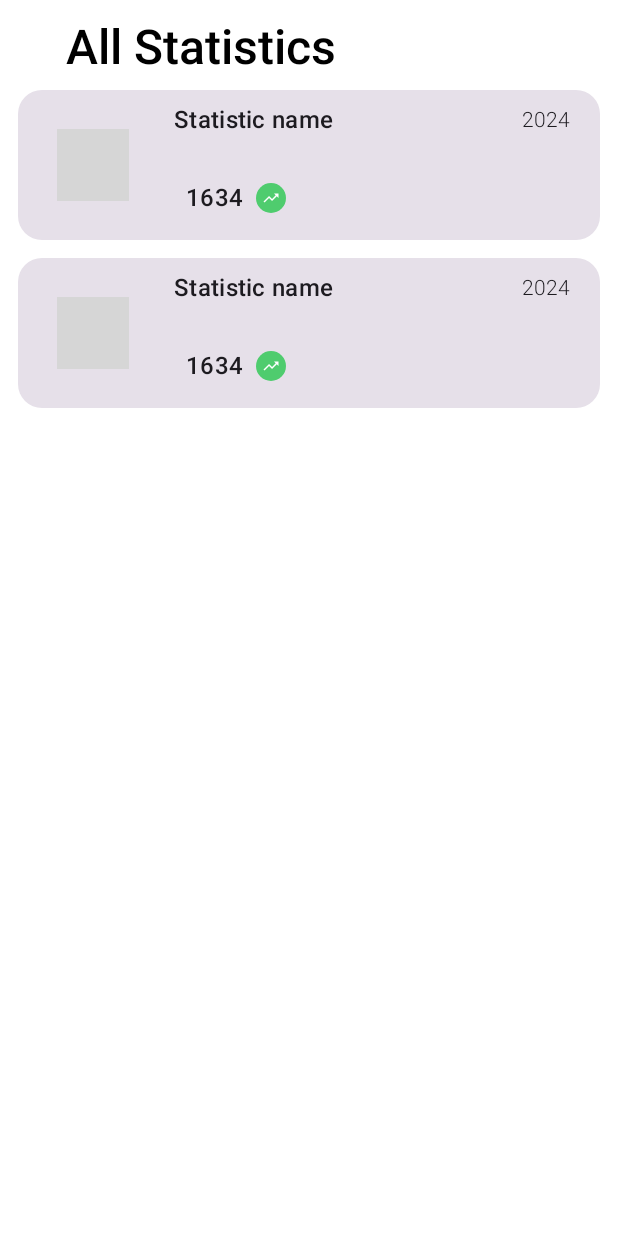
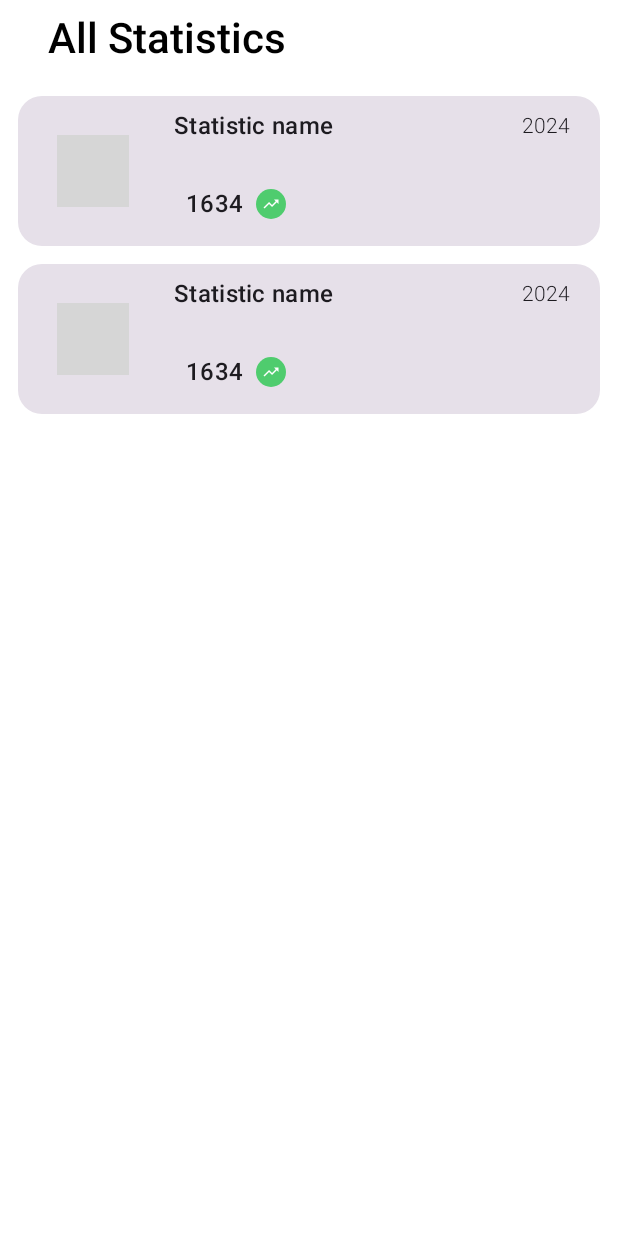
Before and after one commit to jcayot/Planou, an Android app built with Jetpack Compose: the @Preview function HomeStatisticsAllStatisticsListPreview, on a phone screen of 412 x 824 dp. Run offline under Robolectric (Android 15) with nearby library versions, the phone set to English and light mode, and no system bars; libraries missing offline, so code that uses them is left out: com.patrykandpatrick.vico; 3 statements that could not run were skipped; grey boxes are pictures that could not be loaded.

Commit message:
UI: Update StatisticsHomeTab UI and adjust DailyTemporalStatistic time frame string
- Updated the UI of `StatisticsHomeTab` to improve layout and padding.
- Adjusted the padding and arrangement of elements within the `HomeStatisticsScreenContent` and `HomeStatisticsAllStatisticsList` composables.
- Modified the text style for the "all statistics" header from `headlineLarge` to `headlineMedium`.
- Updated the `StatisticItemBriefComposable` to display the time frame string using `statisticBriefItem.timeFrameString`.
- Updated the `getTimeFrameString` method in `DailyTemporalStatistic` to shift the time frame calculation by one month.
- Updated `NumberDailyTemporalStatistic` to use `timeFrameString`.
- Updated `MapStringNumberDailyTemporalStatistic` to use `timeFrameString`.
- Updated `TemporalStatisticBrief` to rename `timeFrameName` to `timeFrameString`.

```diff
--- a/app/src/main/java/com/cayot/flyingmore/data/model/statistics/DailyTemporalStatistic.kt
+++ b/app/src/main/java/com/cayot/flyingmore/data/model/statistics/DailyTemporalStatistic.kt
@@ -86,7 +86,7 @@ fun <T> DailyTemporalStatistic<T>.getData(resolution: TimeFrame = statisticType.
     throw IllegalStateException("Unimplemented data resolution. Shouldn't be constructable")
 }
 
-internal fun <T> DailyTemporalStatistic<T>.getTimeFrameString(resolution: TimeFrame, shift: Int = 0) : String {
+internal fun <T> DailyTemporalStatistic<T>.getTimeFrameString(resolution: TimeFrame, shift: Int = 1) : String {
     return when (resolution) {
         TimeFrame.MONTH -> timeFrameStart.plusMonths(shift.toLong() - 1)
             .month.getDisplayName(TextStyle.FULL, Locale.getDefault())
--- a/app/src/main/java/com/cayot/flyingmore/data/model/statistics/MapStringNumberDailyTemporalStatistic.kt
+++ b/app/src/main/java/com/cayot/flyingmore/data/model/statistics/MapStringNumberDailyTemporalStatistic.kt
@@ -48,7 +48,7 @@ class MapStringNumberDailyTemporalStatistic(
             data = listOfBiggest,
             displayNameRes = statisticType.displayNameResource,
             unitRes = statisticType.unitResource,
-            timeFrameName = this.getTimeFrameString(statisticType.briefDisplayResolution),
+            timeFrameString = this.getTimeFrameString(statisticType.briefDisplayResolution),
             chartType = statisticType.chartType,
             dataText = keyWithMaxValue + " " + listOfBiggest[0],
         )
--- a/app/src/main/java/com/cayot/flyingmore/data/model/statistics/NumberDailyTemporalStatistic.kt
+++ b/app/src/main/java/com/cayot/flyingmore/data/model/statistics/NumberDailyTemporalStatistic.kt
@@ -42,7 +42,7 @@ class NumberDailyTemporalStatistic(
             data = data,
             displayNameRes = statisticType.displayNameResource,
             unitRes = statisticType.unitResource,
-            timeFrameName = this.getTimeFrameString(statisticType.briefDisplayResolution, data.size),
+            timeFrameString = this.getTimeFrameString(statisticType.briefDisplayResolution, data.size),
             chartType = statisticType.chartType,
             dataText = data.last().toString(),
             trend = getTrend(dataToDisplay)
--- a/app/src/main/java/com/cayot/flyingmore/data/model/statistics/TemporalStatisticBrief.kt
+++ b/app/src/main/java/com/cayot/flyingmore/data/model/statistics/TemporalStatisticBrief.kt
@@ -8,7 +8,7 @@ data class TemporalStatisticBrief(
     val data: List<Int>,
     @StringRes val displayNameRes: Int,
     @StringRes val unitRes: Int? = null,
-    val timeFrameName: String,
+    val timeFrameString: String,
     val chartType: ChartType,
     val dataText: String,
     val trend: Trend? = null
--- a/app/src/main/java/com/cayot/flyingmore/ui/home/statistics/StatisticsHomeTab.kt
+++ b/app/src/main/java/com/cayot/flyingmore/ui/home/statistics/StatisticsHomeTab.kt
@@ -59,7 +59,7 @@ fun HomeStatisticsTab(
     HomeStatisticsScreenContent(
         uiState = uiState,
         onStatisticItemPressed = onStatisticItemPressed,
-        modifier = modifier.fillMaxSize(),
+        modifier = modifier,
         contentPadding = contentPadding
     )
 }
@@ -76,9 +76,7 @@ fun HomeStatisticsScreenContent(
             painter = painterResource(R.drawable.bar_chart_off_24dp_999999_fill0_wght400_grad0_opsz24),
             contentDescription = stringResource(R.string.no_statistics_image),
             text = stringResource(R.string.no_statistics_yet),
-            modifier = Modifier
-                .padding(contentPadding)
-                .fillMaxSize()
+            modifier = modifier.padding(contentPadding)
         )
     } else {
         HomeStatisticsAllStatisticsList(
@@ -98,18 +96,18 @@ fun HomeStatisticsAllStatisticsList(
     contentPadding: PaddingValues = PaddingValues(0.dp)
 ) {
     Column(
-        modifier = modifier.padding(dimensionResource(R.dimen.padding_smadium)),
+        modifier = modifier.padding(contentPadding),
     ) {
         Text(
             text = stringResource(R.string.all_statistics),
-            style = MaterialTheme.typography.headlineLarge,
+            style = MaterialTheme.typography.headlineMedium,
             fontWeight = FontWeight.SemiBold,
             modifier = Modifier.padding(start = dimensionResource(R.dimen.padding_large))
-                .padding(bottom = dimensionResource(R.dimen.padding_small))
+                .padding(vertical = dimensionResource(R.dimen.padding_small))
         )
         LazyColumn (
-            contentPadding = contentPadding,
             verticalArrangement = Arrangement.spacedBy(dimensionResource(R.dimen.padding_smadium)),
+            modifier = modifier.padding(dimensionResource(id = R.dimen.padding_smadium)),
         ) {
             items(allStatistics) {
                 StatisticItemBriefComposable(
@@ -162,7 +160,7 @@ fun StatisticItemBriefComposable(
                         modifier = Modifier.weight(1f)
                     )
                     Text(
-                        text = statisticBriefItem.timeFrameName,
+                        text = statisticBriefItem.timeFrameString,
                         fontWeight = FontWeight.Light
                     )
                 }
@@ -224,7 +222,7 @@ fun HomeStatisticsAllStatisticsListPreview() {
         allStatistics = listOf(
             TemporalStatisticBrief(
                 displayNameRes = R.string.statistic_name,
-                timeFrameName = Year.of(2024).toString(),
+                timeFrameString = Year.of(2024).toString(),
                 unitRes = null,
                 data = listOf(1634, 1234, 2435, 0, 134, 9823, 12345, 450, 987, 456, 325, 943),
                 chartType = ChartType.BAR_GRAPH,
@@ -233,7 +231,7 @@ fun HomeStatisticsAllStatisticsListPreview() {
             ),
             TemporalStatisticBrief(
                 displayNameRes = R.string.statistic_name,
-                timeFrameName = Year.of(2024).toString(),
+                timeFrameString = Year.of(2024).toString(),
                 unitRes = null,
                 data = listOf(1634, 1234, 2435, 0, 134, 9823, 12345, 450, 987, 456, 325, 943),
                 chartType = ChartType.BAR_GRAPH,
@@ -251,7 +249,7 @@ fun StatisticItemBriefComposablePreview() {
     StatisticItemBriefComposable(
         statisticBriefItem = TemporalStatisticBrief(
             displayNameRes = R.string.statistic_name,
-            timeFrameName = Year.of(2024).toString(),
+            timeFrameString = Year.of(2024).toString(),
             unitRes = null,
             data = listOf(1634, 1234, 2435, 0, 134, 9823, 12345, 450, 987, 456, 325, 943),
             chartType = ChartType.BAR_GRAPH,
```
